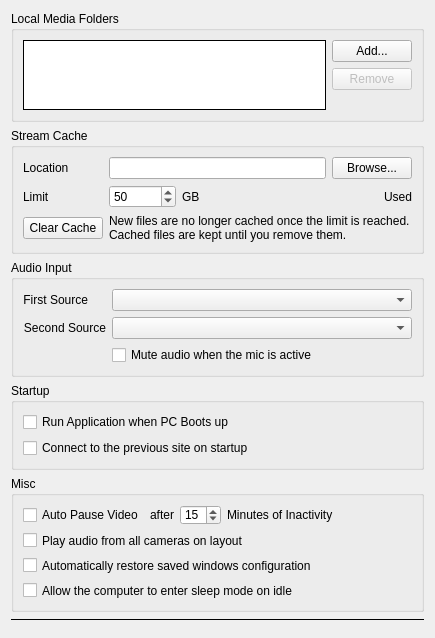
This is vms/client/nx_vms_client_desktop/src/ui/widgets/local_settings/general_preferences_widget.ui in liusuren123/nx_open as Qt 5 draws it before an edit. The edited form follows.
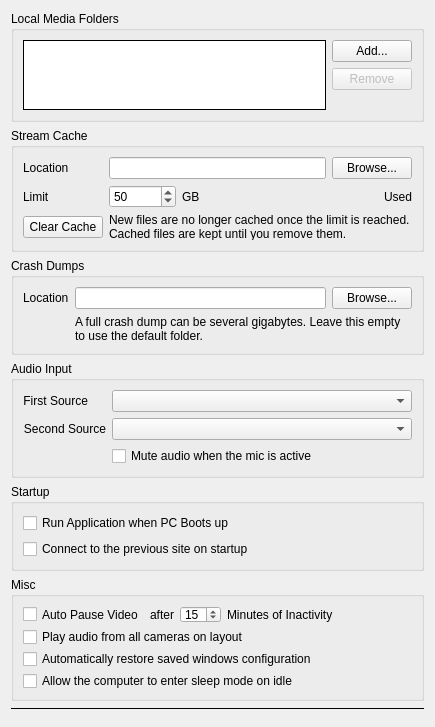
This is the edited form. Custom widgets are drawn as their Qt base class.

Commit message:
Let the crash dump folder be configured
A full crash dump is several gigabytes and the client always wrote it next to the local application data, so a few crashes could fill that drive up. The folder is now a local setting, applied at startup and settable under Local Settings, General; an empty value still selects the default folder.

```diff
--- a/vms/client/nx_vms_client_desktop/src/ui/widgets/local_settings/general_preferences_widget.ui
+++ b/vms/client/nx_vms_client_desktop/src/ui/widgets/local_settings/general_preferences_widget.ui
@@ -191,6 +191,51 @@
      </layout>
     </widget>
    </item>
+   <item>
+    <widget class="QGroupBox" name="crashDumpGroupBox">
+     <property name="title">
+      <string>Crash Dumps</string>
+     </property>
+     <property name="flat">
+      <bool>true</bool>
+     </property>
+     <property name="toolTip">
+      <string>Where the client writes a dump file when it crashes. A full dump can be several gigabytes, so keep it on a drive with room to spare.</string>
+     </property>
+     <layout class="QGridLayout" name="crashDumpLayout">
+      <item row="0" column="0">
+       <widget class="QLabel" name="crashDumpFolderLabel">
+        <property name="text">
+         <string>Location</string>
+        </property>
+        <property name="buddy">
+         <cstring>crashDumpFolderEdit</cstring>
+        </property>
+       </widget>
+      </item>
+      <item row="0" column="1">
+       <widget class="QLineEdit" name="crashDumpFolderEdit"/>
+      </item>
+      <item row="0" column="2">
+       <widget class="QPushButton" name="browseCrashDumpFolderButton">
+        <property name="text">
+         <string>Browse...</string>
+        </property>
+       </widget>
+      </item>
+      <item row="1" column="1" colspan="2">
+       <widget class="QLabel" name="crashDumpHintLabel">
+        <property name="text">
+         <string>A full crash dump can be several gigabytes. Leave this empty to use the default folder.</string>
+        </property>
+        <property name="wordWrap">
+         <bool>true</bool>
+        </property>
+       </widget>
+      </item>
+     </layout>
+    </widget>
+   </item>
    <item>
     <widget class="QGroupBox" name="audioGroupBox">
      <property name="title">
```
Left out of the diff: 2 changed lines with no effect on the pictures. The commit also changes 6 other files.
